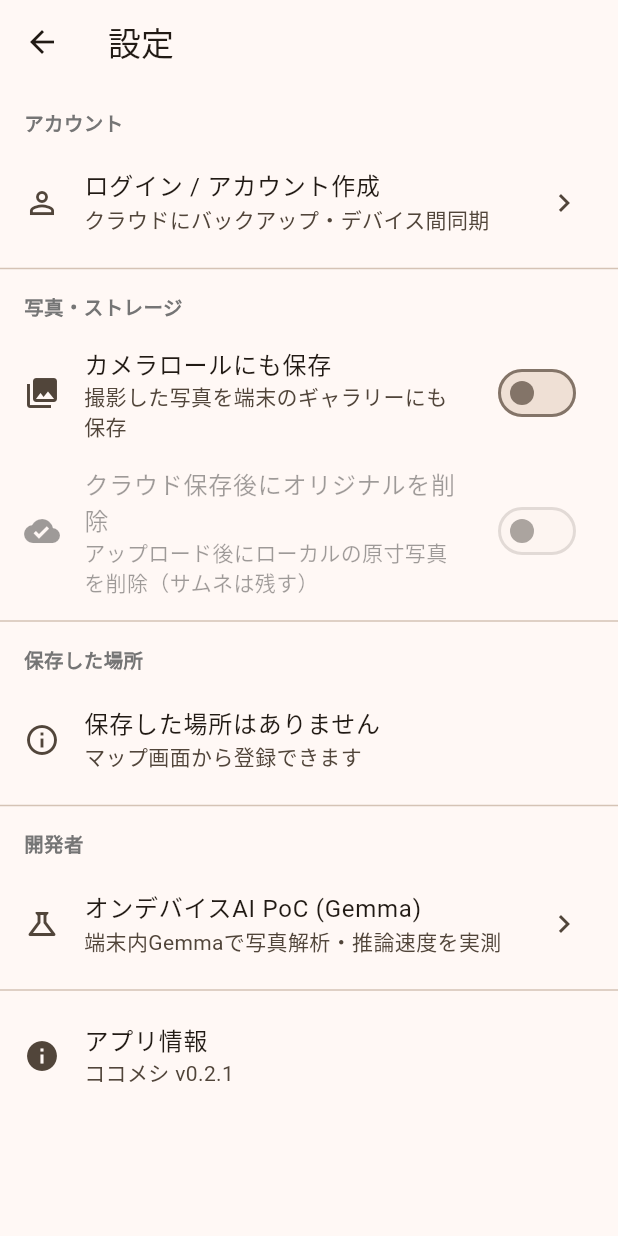
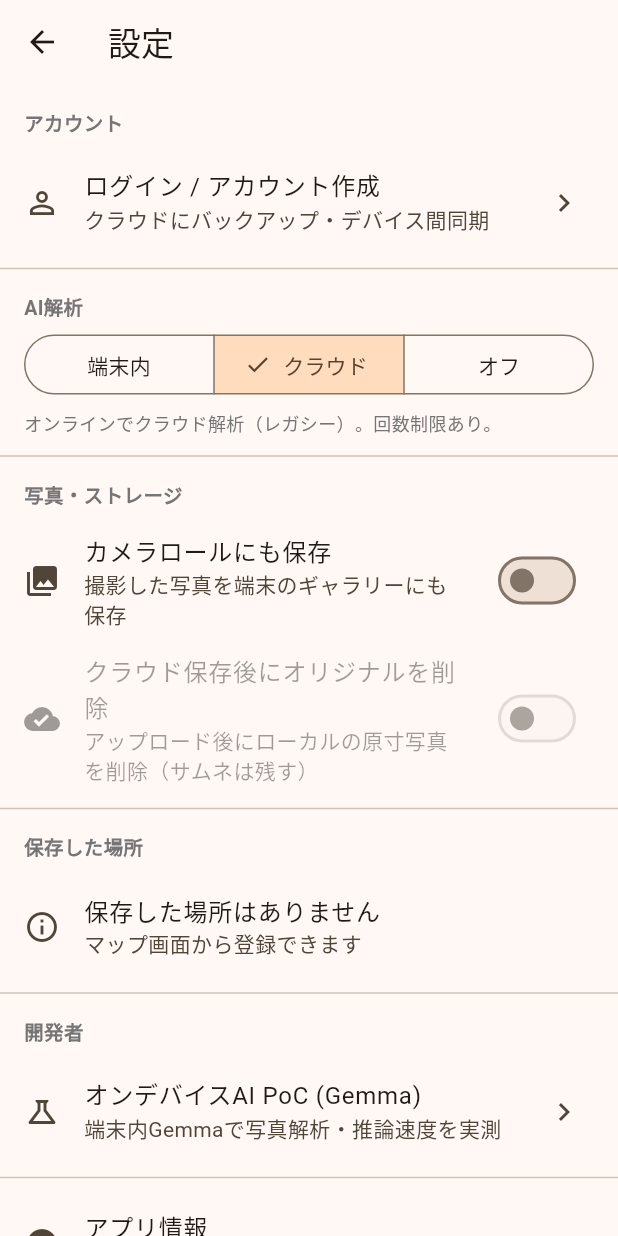
Before and after one commit to kuronekorou39/koko-meshi, a Flutter app: the screen it shows after launch, after a tap on the "settings" icon, on a phone screen of 412 x 824 dp. Run offline on Flutter 3.47's test engine with Material 3 defaults, Android fonts, the phone set to English and light mode, and no system bars; our stand-ins replace flutter_dotenv, flutter_riverpod, geocoding, geolocator, go_router, google_maps_flutter and 7 more; missing offline and left inert: exif, flutter_gemma, flutter_gemma_litertlm, gal; accounts and stored records are empty; network calls fail.

Commit message:
オンデバイスE2Bを本番の解析フローに統合 + AI解析モード(オフ/端末内/クラウド)
- AppSettings に AiAnalysisMode(off/onDevice/cloud) を追加。既定はcloud(既存挙動維持)
- ai_analysis_service: モードで分岐。
  - off: 解析しない(手動入力のみ)
  - onDevice: 端末内Gemma E2Bで解析。1回ロード→全件→解放でRAM節約。
    結果の aiModel に「Gemma 4 E2B（端末内）」を保存
  - cloud: 従来のEdge Function(レガシー)
- 設定画面に「AI解析」セクション: オフ/端末内/クラウドのセグメント選択。
  端末内選択時は未DLならモデルDLボタン、DL済みなら動作テストへのリンク
- 食事の詳細: AIオフ&未解析の写真に「AI解析はオフです ・ 設定」を表示(設定へ遷移)

実機検証(Pixel 9a): 端末内モードで解析→通信なしでE2B推論(~9.8s)→
詳細に「Gemma 4 E2B（端末内）」表示まで確認。

Co-Authored-By: Claude Opus 4.8 (1M context) <noreply@anthropic.com>

```diff
--- a/lib/screens/settings/settings_screen.dart
+++ b/lib/screens/settings/settings_screen.dart
@@ -9,6 +9,7 @@ import '../../models/saved_place.dart';
 import '../../providers/auth_providers.dart';
 import '../../services/app_settings_service.dart';
 import '../../services/auth_service.dart';
+import '../../services/gemma_ondevice_service.dart';
 import '../../services/sync_service.dart';
 import '../poc/gemma_poc_screen.dart';
 
@@ -24,11 +25,55 @@ class _SettingsScreenState extends ConsumerState<SettingsScreen> {
   bool _syncing = false;
   String _appVersion = '';
 
+  // AI解析モード
+  AiAnalysisMode _aiMode = AiAnalysisMode.cloud;
+  bool _e2bInstalled = false;
+  bool _dlBusy = false;
+  int _dlProgress = 0;
+
   @override
   void initState() {
     super.initState();
+    _aiMode = AppSettings.aiMode;
     _loadSavedPlaces();
     _loadVersion();
+    _checkE2b();
+  }
+
+  Future<void> _checkE2b() async {
+    try {
+      final ok = await GemmaOnDeviceService.instance.isInstalled(GemmaModelKind.e2b);
+      if (mounted) setState(() => _e2bInstalled = ok);
+    } catch (_) {}
+  }
+
+  Future<void> _setAiMode(AiAnalysisMode mode) async {
+    await AppSettings.setAiMode(mode);
+    if (mounted) setState(() => _aiMode = mode);
+  }
+
+  Future<void> _downloadModel() async {
+    setState(() {
+      _dlBusy = true;
+      _dlProgress = 0;
+    });
+    try {
+      await GemmaOnDeviceService.instance.install(
+        GemmaModelKind.e2b,
+        onProgress: (p) {
+          if (mounted) setState(() => _dlProgress = p);
+        },
+      );
+      if (mounted) setState(() => _e2bInstalled = true);
+    } catch (e) {
+      if (mounted) {
+        ScaffoldMessenger.of(context).showSnackBar(
+          SnackBar(content: Text('モデルのDLに失敗: $e')),
+        );
+      }
+    } finally {
+      if (mounted) setState(() => _dlBusy = false);
+    }
   }
 
   Future<void> _loadVersion() async {
@@ -165,6 +210,10 @@ class _SettingsScreenState extends ConsumerState<SettingsScreen> {
             _buildLoggedOutSection(),
           const Divider(),
 
+          // AI解析モード
+          _buildAiSection(),
+          const Divider(),
+
           // 写真・ストレージ
           Padding(
             padding: const EdgeInsets.fromLTRB(16, 8, 16, 8),
@@ -263,6 +312,95 @@ class _SettingsScreenState extends ConsumerState<SettingsScreen> {
     );
   }
 
+  Widget _buildAiSection() {
+    return Column(
+      crossAxisAlignment: CrossAxisAlignment.start,
+      children: [
+        Padding(
+          padding: const EdgeInsets.fromLTRB(16, 8, 16, 4),
+          child: Text(
+            'AI解析',
+            style: TextStyle(fontSize: 13, fontWeight: FontWeight.bold, color: Colors.grey[600]),
+          ),
+        ),
+        Padding(
+          padding: const EdgeInsets.symmetric(horizontal: 16),
+          child: SizedBox(
+            width: double.infinity,
+            child: SegmentedButton<AiAnalysisMode>(
+              segments: const [
+                ButtonSegment(value: AiAnalysisMode.onDevice, label: Text('端末内')),
+                ButtonSegment(value: AiAnalysisMode.cloud, label: Text('クラウド')),
+                ButtonSegment(value: AiAnalysisMode.off, label: Text('オフ')),
+              ],
+              selected: {_aiMode},
+              onSelectionChanged: (s) => _setAiMode(s.first),
+            ),
+          ),
+        ),
+        Padding(
+          padding: const EdgeInsets.fromLTRB(16, 6, 16, 6),
+          child: Text(
+            _aiModeDescription(),
+            style: TextStyle(fontSize: 12, color: Colors.grey[600]),
+          ),
+        ),
+        if (_aiMode == AiAnalysisMode.onDevice) _buildOnDeviceModelTile(),
+      ],
+    );
+  }
+
+  String _aiModeDescription() {
+    switch (_aiMode) {
+      case AiAnalysisMode.onDevice:
+        return _e2bInstalled
+            ? '端末内のGemma 4 E2Bで解析（オフライン・無料・写真は外部送信なし）。'
+            : 'オフラインで解析します。まずモデル（約2.4GB）のダウンロードが必要です。';
+      case AiAnalysisMode.cloud:
+        return 'オンラインでクラウド解析（レガシー）。回数制限あり。';
+      case AiAnalysisMode.off:
+        return 'AI解析を使わず、料理名・価格・カロリーは手動入力します。';
+    }
+  }
+
+  Widget _buildOnDeviceModelTile() {
+    if (_dlBusy) {
+      return Padding(
+        padding: const EdgeInsets.fromLTRB(16, 0, 16, 8),
+        child: Column(
+          crossAxisAlignment: CrossAxisAlignment.start,
+          children: [
+            LinearProgressIndicator(value: _dlProgress / 100),
+            const SizedBox(height: 4),
+            Text('モデルDL中... $_dlProgress%', style: const TextStyle(fontSize: 12)),
+          ],
+        ),
+      );
+    }
+    if (!_e2bInstalled) {
+      return Padding(
+        padding: const EdgeInsets.fromLTRB(16, 0, 16, 8),
+        child: SizedBox(
+          width: double.infinity,
+          child: FilledButton.tonalIcon(
+            onPressed: _downloadModel,
+            icon: const Icon(Icons.download),
+            label: const Text('モデルをダウンロード（約2.4GB・Wi-Fi推奨）'),
+          ),
+        ),
+      );
+    }
+    return ListTile(
+      leading: const Icon(Icons.speed),
+      title: const Text('この端末で動作テスト'),
+      subtitle: const Text('E2Bがこの端末で快適に動くか確認'),
+      trailing: const Icon(Icons.chevron_right),
+      onTap: () => Navigator.of(context).push(
+        MaterialPageRoute(builder: (_) => const GemmaPocScreen()),
+      ),
+    );
+  }
+
   Widget _buildLoggedOutSection() {
     return Column(
       children: [
--- a/lib/services/app_settings_service.dart
+++ b/lib/services/app_settings_service.dart
@@ -1,4 +1,10 @@
 import 'package:shared_preferences/shared_preferences.dart';
+
+/// AI解析のモード
+/// - off: AI解析を使わない(手動入力のみ)
+/// - onDevice: 端末内Gemma(E2B)で解析(オフライン・無料)
+/// - cloud: クラウド(Edge Function経由)で解析(レガシー)
+enum AiAnalysisMode { off, onDevice, cloud }
 
 class AppSettings {
   AppSettings._();
@@ -28,4 +34,24 @@ class AppSettings {
   static Future<void> setDeleteAfterUpload(bool value) async {
     await _prefs?.setBool(_keyDeleteAfterUpload, value);
   }
+
+  // --- AI解析モード(オフ / 端末内 / クラウド) ---
+  static const _keyAiMode = 'ai_analysis_mode';
+
+  static AiAnalysisMode get aiMode {
+    switch (_prefs?.getString(_keyAiMode)) {
+      case 'off':
+        return AiAnalysisMode.off;
+      case 'onDevice':
+        return AiAnalysisMode.onDevice;
+      case 'cloud':
+        return AiAnalysisMode.cloud;
+      default:
+        return AiAnalysisMode.cloud; // 既定はクラウド(既存挙動を維持)
+    }
+  }
+
+  static Future<void> setAiMode(AiAnalysisMode mode) async {
+    await _prefs?.setString(_keyAiMode, mode.name);
+  }
 }
```
Also changed, not shown: lib/screens/detail/meal_detail_screen.dart (+44 -44 lines), lib/services/ai_analysis_service.dart (+91 -11 lines).
